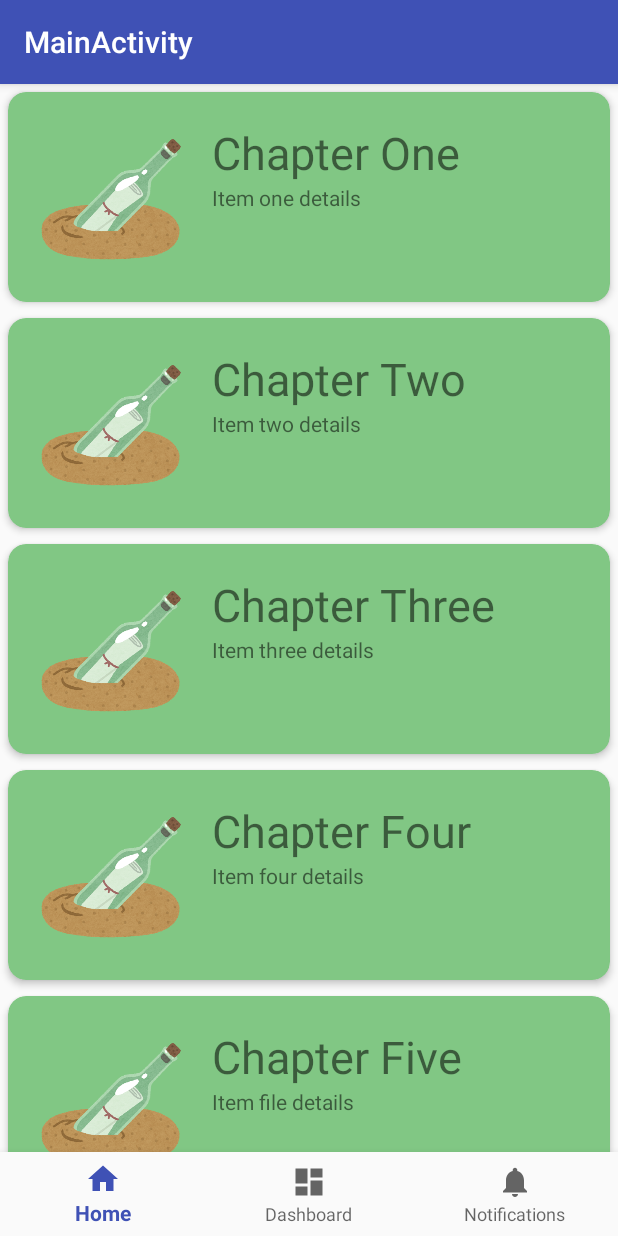
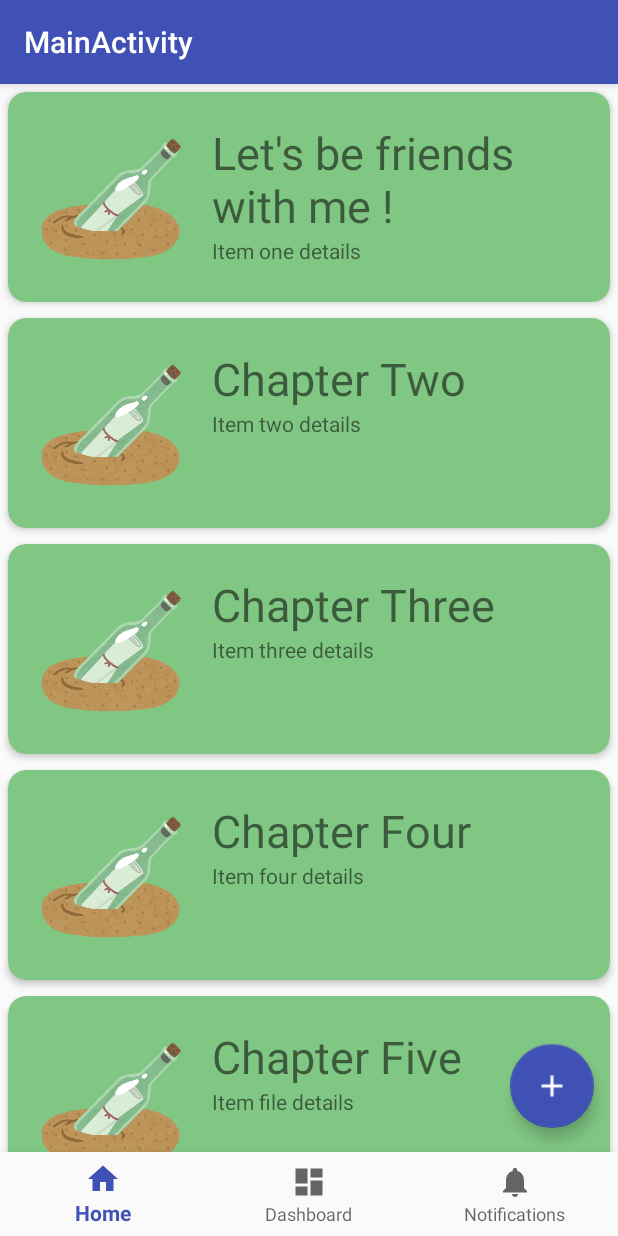
Before and after one commit to porikuch/bottleSwitch-client, an Android app: the MainActivity screen opened directly, with no data from a screen before it, on a phone screen of 412 x 824 dp. Run offline under Robolectric (Android 15) with nearby library versions, the phone set to English and light mode, and no system bars.

Commit message:
add button on on main activity

```diff
--- a/app/src/main/java/porikuch/bottleswitch/LoginActivity.kt
+++ b/app/src/main/java/porikuch/bottleswitch/LoginActivity.kt
@@ -33,7 +33,7 @@ import kotlinx.android.synthetic.main.activity_login.*
 /**
  * A login screen that offers login via email/password.
  */
-const val SERVER_ADDRESS = "133.92.145.155:3000"
+const val SERVER_ADDRESS = "133.92.145.135:3000"
 
 class LoginActivity : AppCompatActivity(), LoaderCallbacks<Cursor> {
     /**
--- a/app/src/main/java/porikuch/bottleswitch/RecyclerAdapter.kt
+++ b/app/src/main/java/porikuch/bottleswitch/RecyclerAdapter.kt
@@ -9,7 +9,7 @@ import android.widget.TextView
 
 class RecyclerAdapter : RecyclerView.Adapter<RecyclerAdapter.ViewHolder>() {
 
-    private val titles = arrayOf("Chapter One",
+    private val titles = arrayOf("Let's be friends with me !",
             "Chapter Two", "Chapter Three", "Chapter Four",
             "Chapter Five", "Chapter Six", "Chapter Seven",
             "Chapter Eight")
--- /dev/null
+++ b/app/src/main/res/drawable/ic_create_white_24dp.xml
@@ -0,0 +1,5 @@
+<vector android:height="24dp" android:tint="#FFFFFF"
+    android:viewportHeight="24.0" android:viewportWidth="24.0"
+    android:width="24dp" xmlns:android="http://schemas.android.com/apk/res/android">
+    <path android:fillColor="#FF000000" android:pathData="M3,17.25V21h3.75L17.81,9.94l-3.75,-3.75L3,17.25zM20.71,7.04c0.39,-0.39 0.39,-1.02 0,-1.41l-2.34,-2.34c-0.39,-0.39 -1.02,-0.39 -1.41,0l-1.83,1.83 3.75,3.75 1.83,-1.83z"/>
+</vector>
--- a/app/src/main/res/layout/activity_main.xml
+++ b/app/src/main/res/layout/activity_main.xml
@@ -24,4 +24,16 @@
             app:layout_constraintRight_toRightOf="parent"
             app:menu="@menu/navigation"/>
 
+    <android.support.design.widget.FloatingActionButton
+            android:id="@+id/fab"
+            android:layout_width="wrap_content"
+            android:layout_height="wrap_content"
+            android:layout_gravity="bottom|end"
+            android:layout_marginBottom="16dp"
+            android:layout_marginEnd="16dp"
+            android:clickable="true"
+            android:src="@drawable/ic_add_white_24dp"
+            app:layout_constraintEnd_toEndOf="parent"
+            app:layout_constraintBottom_toTopOf="@id/navigation"/>
+
 </android.support.constraint.ConstraintLayout>
--- a/app/src/main/res/values/colors.xml
+++ b/app/src/main/res/values/colors.xml
@@ -2,5 +2,6 @@
 <resources>
     <color name="colorPrimary">#3F51B5</color>
     <color name="colorPrimaryDark">#303F9F</color>
-    <color name="colorAccent">#FF4081</color>
+    <!--<color name="colorAccent">#FF4081</color>-->
+    <color name="colorAccent">#3F51B5</color>
 </resources>
```
Also changed, not shown: app/src/main/res/drawable/ic_add_white_24dp.png (added).
